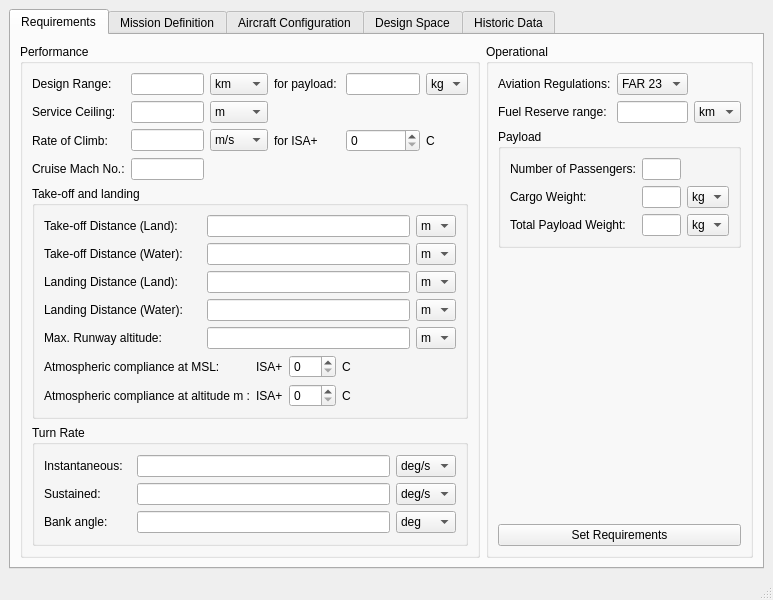
This is gui/Window3.ui in varun-sudarsanan/opaide as Qt 5 draws it before an edit. The edited form follows.
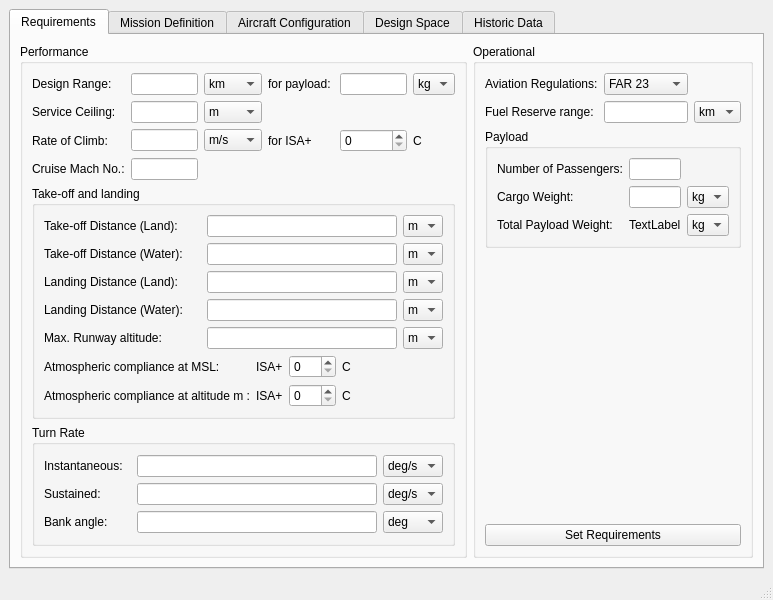
This is the edited form.

```diff
--- a/gui/Window3.ui
+++ b/gui/Window3.ui
@@ -485,7 +485,7 @@
                    <widget class="QComboBox" name="bank_ang_deg_comb">
                     <item>
                      <property name="text">
-                      <string>deg  </string>
+                      <string>deg</string>
                      </property>
                     </item>
                     <item>
@@ -585,9 +585,6 @@
                   </item>
                  </widget>
                 </item>
-                <item row="2" column="1">
-                 <widget class="QLineEdit" name="pay_wt_inp"/>
-                </item>
                 <item row="1" column="2">
                  <widget class="QComboBox" name="cargo_kg_comb">
                   <item>
@@ -629,6 +626,13 @@
                   </property>
                  </widget>
                 </item>
+                <item row="2" column="1">
+                 <widget class="QLabel" name="pay_wt_inplab">
+                  <property name="text">
+                   <string>TextLabel</string>
+                  </property>
+                 </widget>
+                </item>
                </layout>
               </item>
              </layout>
```
Left out of the diff: 48 changed lines with no effect on the pictures.
